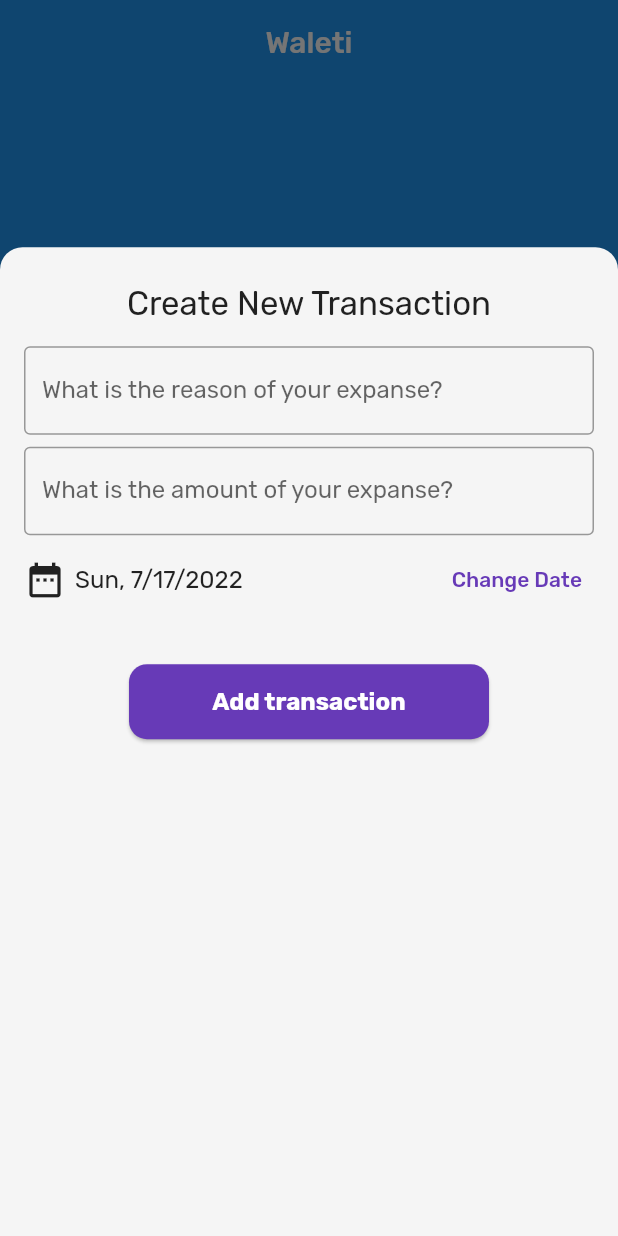
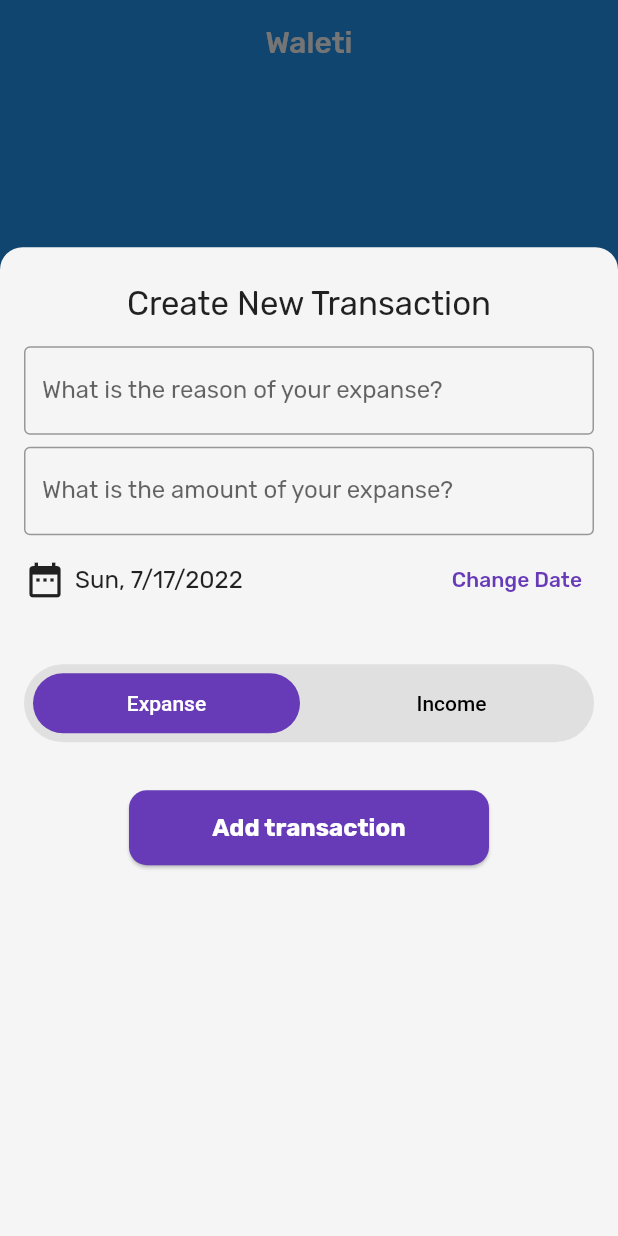
Before and after one commit to hasansujon786/flutter-expense-tracker, a Flutter app: the screen it shows after launch, after a tap on the "add" icon, on a phone screen of 412 x 824 dp. Run offline on Flutter 3.47's test engine with Material 2 defaults, Android fonts, the phone set to English and light mode, and no system bars.

Commit message:
ui: add custom_switch in new_transaction_input

```diff
--- a/lib/pages/home/view/home.view.dart
+++ b/lib/pages/home/view/home.view.dart
@@ -18,16 +18,9 @@ class HomeView extends StatefulWidget {
 class _HomeViewState extends State<HomeView> {
   final List<Transaction> _userTransactions = demoTransactions;
 
-  void _addNewTransaction(String title, double amount, DateTime date) {
-    final newTx = Transaction(
-      id: DateTime.now().toString(),
-      date: date,
-      title: title,
-      amount: amount,
-    );
-
+  void _addNewTransaction(Transaction newTransaction) {
     setState(() {
-      _userTransactions.insert(0, newTx);
+      _userTransactions.insert(0, newTransaction);
     });
   }
 
--- a/lib/pages/home/widgets/new_transaction.dart
+++ b/lib/pages/home/widgets/new_transaction_input.dart
@@ -1,20 +1,24 @@
 import 'package:flutter/material.dart';
 import 'package:intl/intl.dart';
 
+import '../../../shared/ui/ui.dart';
+import '../../../models/models.dart';
+
 class NewTransactionInput extends StatefulWidget {
-  const NewTransactionInput(
-      {Key? key,
-      required this.addNewTransaction,
-      required this.onCloseModalBottomSheet})
-      : super(key: key);
-  final Function addNewTransaction;
+  final Function(Transaction) addNewTransaction;
   final Function onCloseModalBottomSheet;
+  const NewTransactionInput({
+    Key? key,
+    required this.addNewTransaction,
+    required this.onCloseModalBottomSheet,
+  }) : super(key: key);
 
   @override
   State<NewTransactionInput> createState() => _NewTransactionInputState();
 }
 
 class _NewTransactionInputState extends State<NewTransactionInput> {
+  var _transactionType = TransactionDataType.expanse;
   final _titleConroller = TextEditingController();
   final _amountConroller = TextEditingController();
   DateTime _choosenDate = DateTime.now();
@@ -26,7 +30,14 @@ class _NewTransactionInputState extends State<NewTransactionInput> {
     if (title.isEmpty || amount <= 0) {
       return;
     }
-    widget.addNewTransaction(title, amount, _choosenDate);
+    final newTx = Transaction(
+      id: DateTime.now().toString(),
+      title: title,
+      amount: amount,
+      date: _choosenDate,
+      type: _transactionType,
+    );
+    widget.addNewTransaction(newTx);
     widget.onCloseModalBottomSheet();
   }
 
@@ -90,6 +101,12 @@ class _NewTransactionInputState extends State<NewTransactionInput> {
                 onPressed: _onShowDatePicker,
               )
             ],
+          ),
+          const SizedBox(height: 32),
+          CustomSwitch<TransactionDataType>(
+            onSelect: (selected) => _transactionType = selected,
+            optionNames: const ['Expanse', 'Income'],
+            options: const [TransactionDataType.expanse, TransactionDataType.income],
           ),
           const SizedBox(height: 32),
           Center(
--- a/lib/pages/home/widgets/widgets.dart
+++ b/lib/pages/home/widgets/widgets.dart
@@ -1,2 +1,2 @@
-export 'new_transaction.dart';
+export 'new_transaction_input.dart';
 export 'transaction_list_item.dart';
--- a/lib/shared/ui/chart_weekdays.dart
+++ b/lib/shared/ui/chart_weekdays.dart
@@ -1,7 +1,7 @@
 import 'package:flutter/material.dart';
 import 'package:intl/intl.dart';
 
-import '../models/transaction.dart';
+import '../../models/models.dart';
 import './chart_bar.dart';
 
 // List<Transaction> get lastWeekTransactions {
--- /dev/null
+++ b/lib/shared/ui/custom_switch.dart
@@ -0,0 +1,85 @@
+import 'package:flutter/material.dart';
+
+class CustomSwitch<T> extends StatefulWidget {
+  final List<String> optionNames;
+  final List<T> options;
+  final Function(T) onSelect;
+  const CustomSwitch({
+    Key? key,
+    required this.optionNames,
+    required this.options,
+    required this.onSelect,
+  }) : super(key: key);
+
+  @override
+  State<CustomSwitch<T>> createState() => _CustomSwitchState<T>();
+}
+
+class _CustomSwitchState<T> extends State<CustomSwitch<T>> {
+  static final _alignments = [Alignment.centerLeft, Alignment.centerRight];
+  var _colors = [Colors.white, Colors.black];
+  var _selectedIndex = 0;
+
+  @override
+  Widget build(BuildContext context) {
+    return Container(
+      height: 52,
+      width: double.infinity,
+      decoration: BoxDecoration(
+        color: Colors.grey.shade300,
+        borderRadius: BorderRadius.circular(50),
+      ),
+      child: Stack(
+        children: [
+          AnimatedAlign(
+            curve: Curves.fastOutSlowIn,
+            alignment: _alignments[_selectedIndex],
+            duration: const Duration(milliseconds: 280),
+            child: FractionallySizedBox(
+              widthFactor: 1 / widget.optionNames.length,
+              child: Container(
+                margin: const EdgeInsets.all(6),
+                decoration: BoxDecoration(
+                  color: Theme.of(context).primaryColor,
+                  borderRadius: BorderRadius.circular(50),
+                ),
+              ),
+            ),
+          ),
+          Row(
+            children: [
+              for (var i = 0; i < widget.options.length; i++)
+                Expanded(
+                  child: GestureDetector(
+                    onTap: () {
+                      if (_selectedIndex == i) return;
+                      setState(() {
+                        _selectedIndex = i;
+                        _colors = _colors.reversed.toList();
+                      });
+                      widget.onSelect(widget.options[i]);
+                    },
+                    child: Container(
+                      color: Colors.transparent,
+                      child: Center(
+                        child: AnimatedDefaultTextStyle(
+                          child: Text(
+                            widget.optionNames[i],
+                            style: const TextStyle(
+                              fontWeight: FontWeight.w500,
+                            ),
+                          ),
+                          style: TextStyle(color: _colors[i]),
+                          duration: const Duration(milliseconds: 200),
+                        ),
+                      ),
+                    ),
+                  ),
+                ),
+            ],
+          )
+        ],
+      ),
+    );
+  }
+}
--- a/lib/shared/ui/ui.dart
+++ b/lib/shared/ui/ui.dart
@@ -1,2 +1,3 @@
 export 'chart_bar.dart';
 export 'chart_weekdays.dart';
+export 'custom_switch.dart';
```
